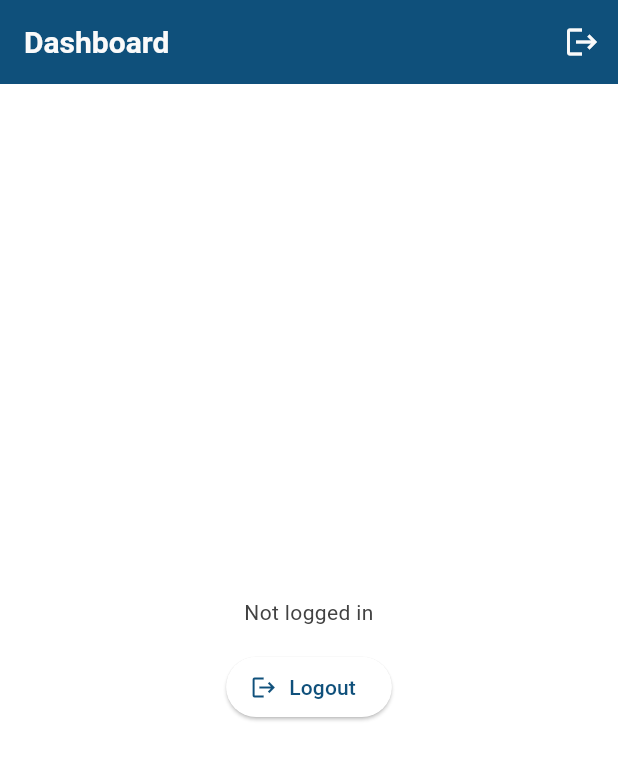
After one commit to clover-soft/senatralix_app, a Flutter app: the DashboardScreen screen opened by its route, on a phone screen of 412 x 824 dp. The commit adds this screen. Shown: the top 760 px of the screen. Run offline on Flutter 3.47's test engine with Material 3 defaults, Android fonts, the phone set to English and light mode, and no system bars; our stand-ins replace dio, flutter_riverpod, go_router; missing offline and left inert: dio_web_adapter; network calls fail.

Commit message:
feat(dashboard): add Dashboard screen with logout; integrate feature provider with AuthDataProvider; update router and redirects

```diff
--- a/lib/core/router/app_router.dart
+++ b/lib/core/router/app_router.dart
@@ -5,6 +5,7 @@ import 'package:sentralix_app/features/registration/screens/registration_screen.
 import 'package:sentralix_app/features/auth/screens/auth_screen.dart';
 import 'package:sentralix_app/features/auth/screens/splash_screen.dart';
 import 'package:sentralix_app/data/providers/auth_data_provider.dart';
+import 'package:sentralix_app/features/dashboard/screens/dashboard_screen.dart';
 
 final navigatorKey = GlobalKey<NavigatorState>();
 
@@ -19,6 +20,7 @@ GoRouter createAppRouter(ProviderContainer container) => GoRouter(
         final path = state.uri.path; // robust on web hash strategy
         final isAuthRoute = path.startsWith('/auth');
         final isSplash = path == '/splash';
+        final isRegistration = path == '/registration';
 
         // While /me is loading, show splash to avoid flicker/loops
         if (!auth.ready && !isSplash) {
@@ -26,7 +28,7 @@ GoRouter createAppRouter(ProviderContainer container) => GoRouter(
         }
 
         // If not logged in -> go to login (even from splash)
-        if (auth.ready && !auth.loggedIn && !isAuthRoute) {
+        if (auth.ready && !auth.loggedIn && !isAuthRoute && !isRegistration) {
           final from = Uri.encodeComponent(loc);
           return '/auth/login?from=$from';
         }
@@ -49,6 +51,12 @@ GoRouter createAppRouter(ProviderContainer container) => GoRouter(
         GoRoute(
           path: '/',
           pageBuilder: (context, state) {
+            return const MaterialPage(child: DashboardScreen());
+          },
+        ),
+        GoRoute(
+          path: '/registration',
+          pageBuilder: (context, state) {
             return MaterialPage(child: RegistrationScreen());
           },
         ),
--- /dev/null
+++ b/lib/features/dashboard/providers/dashboard_provider.dart
@@ -0,0 +1,18 @@
+import 'package:flutter_riverpod/flutter_riverpod.dart';
+import 'package:sentralix_app/data/providers/auth_data_provider.dart';
+
+/// Dashboard feature controller
+/// comment: exposes logout that delegates to AuthDataProvider
+class DashboardController {
+  DashboardController(this.ref);
+  final Ref ref;
+
+  Future<void> logout() async {
+    await ref.read(authDataProvider).logout();
+  }
+}
+
+/// Riverpod provider for DashboardController
+final dashboardControllerProvider = Provider<DashboardController>((ref) {
+  return DashboardController(ref);
+});
--- /dev/null
+++ b/lib/features/dashboard/screens/dashboard_screen.dart
@@ -0,0 +1,54 @@
+import 'package:flutter/material.dart';
+import 'package:flutter_riverpod/flutter_riverpod.dart';
+import 'package:sentralix_app/data/providers/auth_data_provider.dart';
+import 'package:sentralix_app/features/dashboard/providers/dashboard_provider.dart';
+
+class DashboardScreen extends ConsumerWidget {
+  const DashboardScreen({super.key});
+
+  @override
+  Widget build(BuildContext context, WidgetRef ref) {
+    final auth = ref.watch(authDataProvider).state;
+    final controller = ref.read(dashboardControllerProvider);
+
+    return Scaffold(
+      appBar: AppBar(
+        title: const Text('Dashboard'),
+        actions: [
+          IconButton(
+            tooltip: 'Logout',
+            icon: const Icon(Icons.logout),
+            onPressed: auth.loading
+                ? null
+                : () async {
+                    await controller.logout();
+                  },
+          ),
+        ],
+      ),
+      body: Center(
+        child: Column(
+          mainAxisSize: MainAxisSize.min,
+          children: [
+            Text(
+              auth.loggedIn
+                  ? 'Welcome, ${auth.user?['name'] ?? 'User'}'
+                  : 'Not logged in',
+              textAlign: TextAlign.center,
+            ),
+            const SizedBox(height: 16),
+            ElevatedButton.icon(
+              onPressed: auth.loading
+                  ? null
+                  : () async {
+                      await controller.logout();
+                    },
+              icon: const Icon(Icons.logout),
+              label: const Text('Logout'),
+            ),
+          ],
+        ),
+      ),
+    );
+  }
+}
```
Also changed, not shown: .github/workflows/tardis.yaml, 1 other file.
